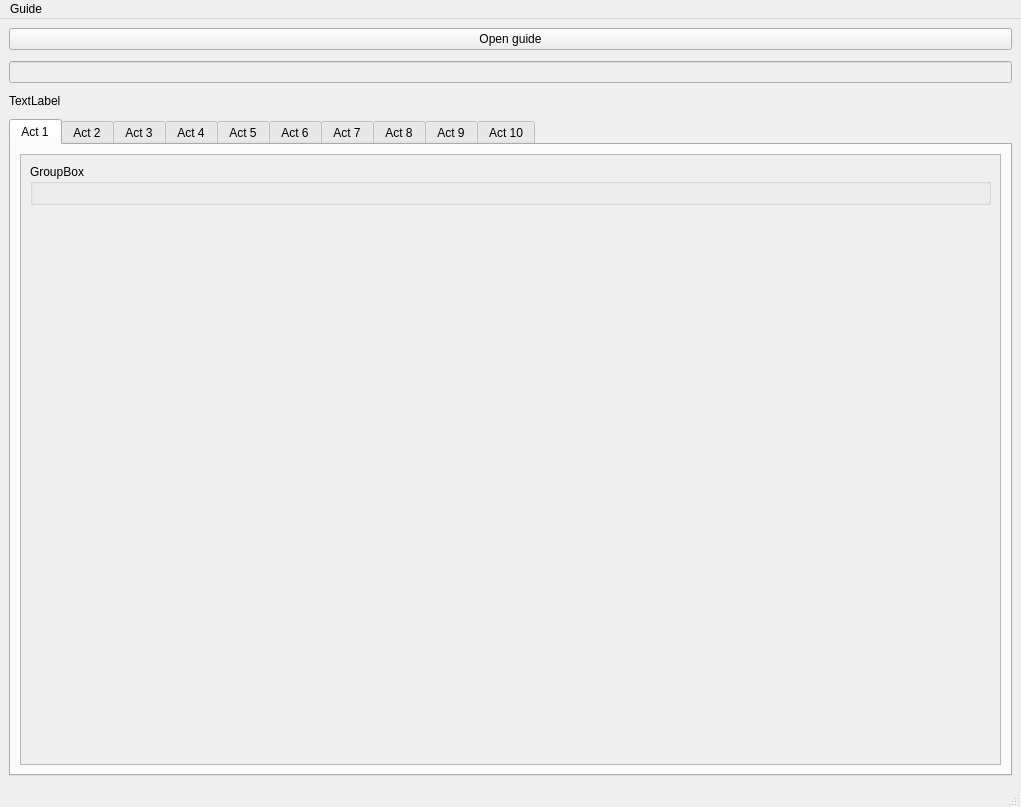
First picture: the form in generated/form_main.ui, repository Doberm4n/POELevelingGuide, before the edit.
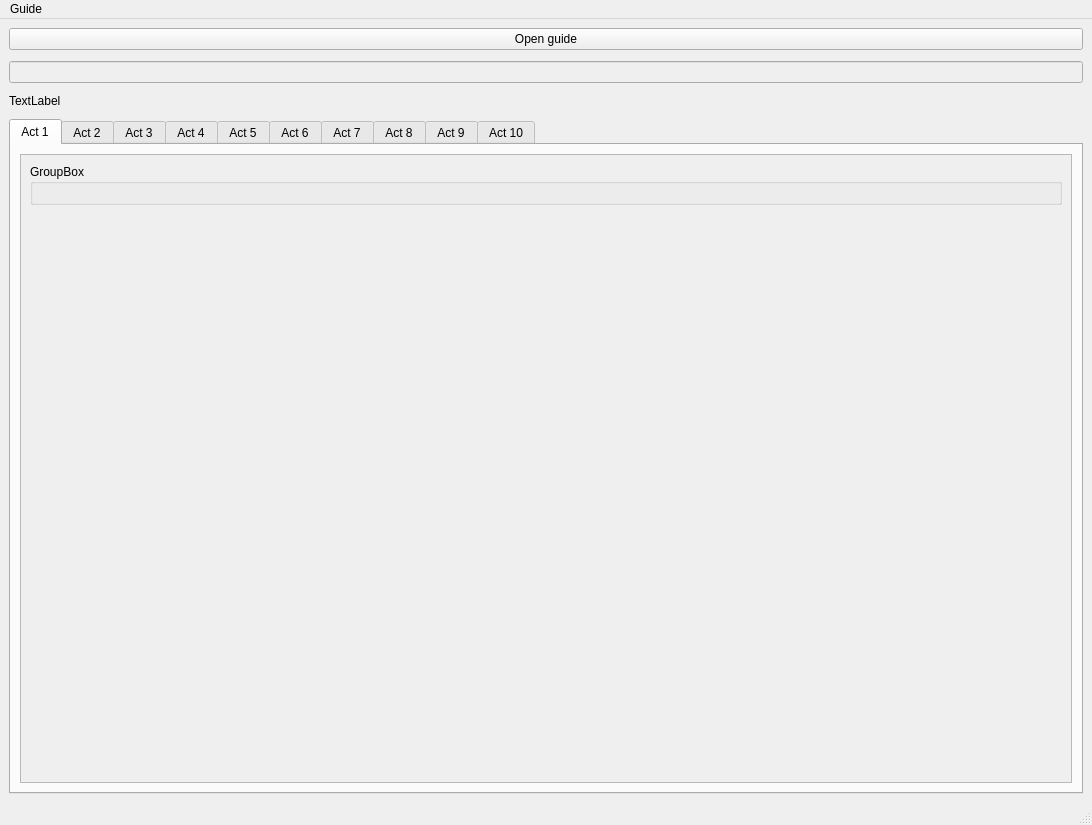
Second picture: the form after the edit.

What changed in the file:
```diff
--- a/generated/form_main.ui
+++ b/generated/form_main.ui
@@ -6,8 +6,8 @@
    <rect>
     <x>0</x>
     <y>0</y>
-    <width>1021</width>
-    <height>807</height>
+    <width>1092</width>
+    <height>825</height>
    </rect>
   </property>
   <property name="windowTitle">
@@ -65,8 +65,8 @@
             <rect>
              <x>0</x>
              <y>0</y>
-             <width>977</width>
-             <height>613</height>
+             <width>1048</width>
+             <height>631</height>
             </rect>
            </property>
            <layout class="QFormLayout" name="formLayout">
@@ -529,7 +529,7 @@
     <rect>
      <x>0</x>
      <y>0</y>
-     <width>1021</width>
+     <width>1092</width>
      <height>21</height>
     </rect>
    </property>
```
Left out of the diff: 114 changed lines with no effect on the pictures.
